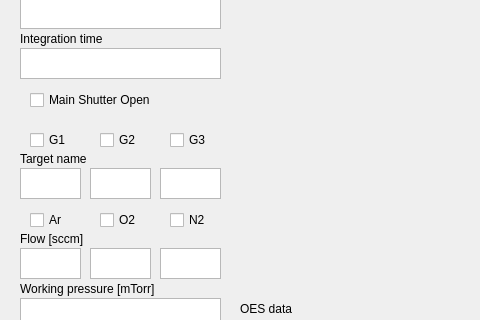
Old version of the form CH2.ui in the repository LeeJunHeon/Chamber.2_program; both pictures show x 0 to 480 and y 82 to 402 of the 1106 by 1011 pixel window.
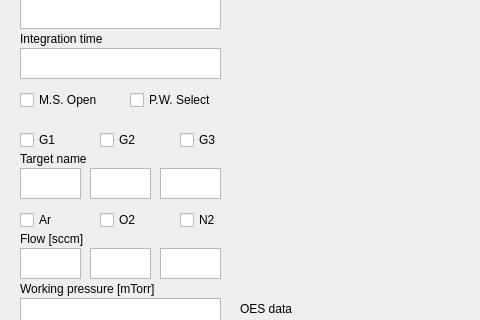
New version of the form.

The edit to the form file:
```diff
--- a/CH2.ui
+++ b/CH2.ui
@@ -223,7 +223,7 @@
   <widget class="QCheckBox" name="G1_checkbox">
    <property name="geometry">
     <rect>
-     <x>30</x>
+     <x>20</x>
      <y>210</y>
      <width>41</width>
      <height>24</height>
@@ -249,7 +249,7 @@
   <widget class="QCheckBox" name="G3_checkbox">
    <property name="geometry">
     <rect>
-     <x>170</x>
+     <x>180</x>
      <y>210</y>
      <width>41</width>
      <height>24</height>
@@ -262,7 +262,7 @@
   <widget class="QCheckBox" name="Ar_checkbox">
    <property name="geometry">
     <rect>
-     <x>30</x>
+     <x>20</x>
      <y>290</y>
      <width>41</width>
      <height>24</height>
@@ -288,7 +288,7 @@
   <widget class="QCheckBox" name="N2_checkbox">
    <property name="geometry">
     <rect>
-     <x>170</x>
+     <x>180</x>
      <y>290</y>
      <width>41</width>
      <height>24</height>
@@ -522,14 +522,14 @@
   <widget class="QCheckBox" name="Main_shutter_checkbox">
    <property name="geometry">
     <rect>
-     <x>30</x>
+     <x>20</x>
      <y>170</y>
-     <width>161</width>
+     <width>101</width>
      <height>24</height>
     </rect>
    </property>
    <property name="text">
-    <string>Main Shutter Open</string>
+    <string>M.S. Open</string>
    </property>
   </widget>
   <widget class="QPlainTextEdit" name="log_message">
@@ -743,6 +743,19 @@
     </rect>
    </property>
   </widget>
+  <widget class="QCheckBox" name="Power_select_checkbox">
+   <property name="geometry">
+    <rect>
+     <x>130</x>
+     <y>170</y>
+     <width>101</width>
+     <height>24</height>
+    </rect>
+   </property>
+   <property name="text">
+    <string>P.W. Select</string>
+   </property>
+  </widget>
  </widget>
  <resources/>
  <connections/>
```
